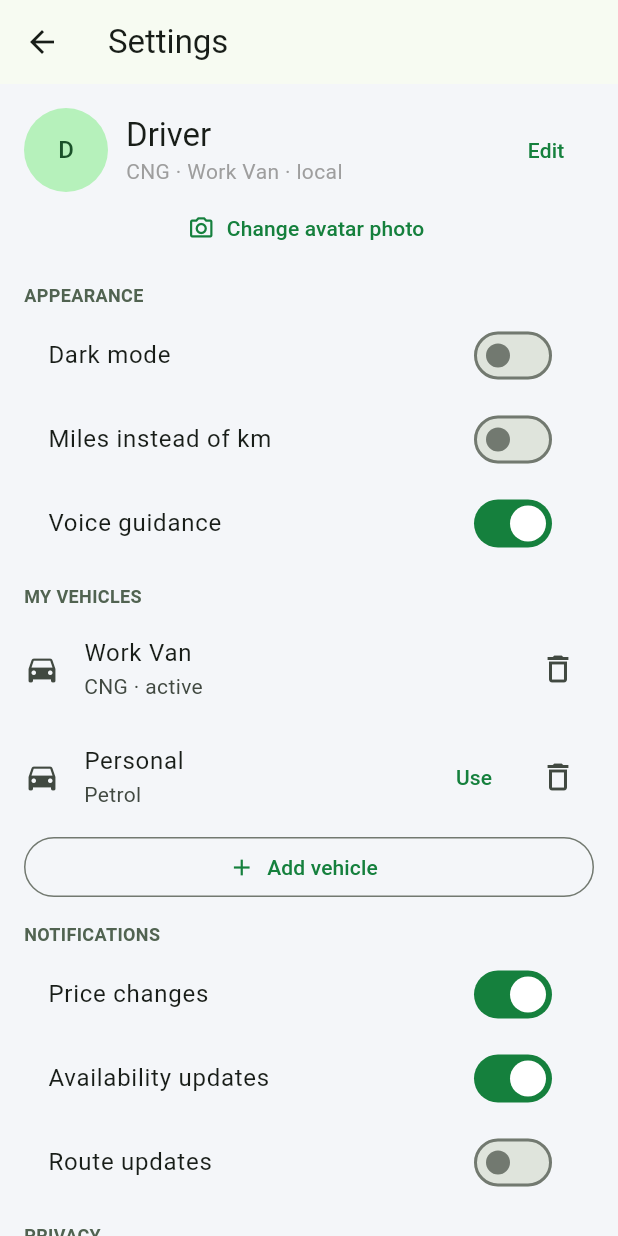
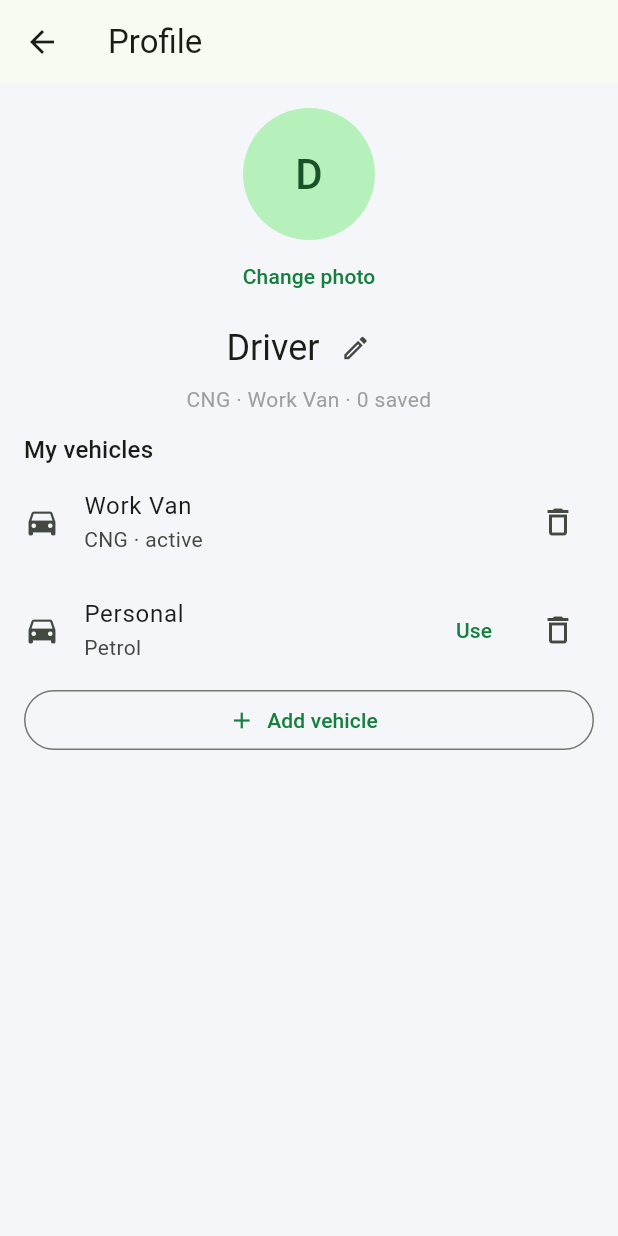
Before and after one commit to Precious08/TankUp, a Flutter app: the ProfileScreen screen opened directly, on a phone screen of 412 x 824 dp. Run offline on Flutter 3.47's test engine with Material 3 defaults, Android fonts, the phone set to English and light mode, and no system bars; our stand-ins replace flutter_riverpod, flutter_tts, geolocator, image_picker, shared_preferences, supabase_flutter; accounts and stored records are empty.

Commit message:
Split profile page from settings tab; drop search tab

```diff
--- a/app/lib/features/home/home_screen.dart
+++ b/app/lib/features/home/home_screen.dart
@@ -6,6 +6,7 @@ import 'package:geolocator/geolocator.dart';
 import '../../core/app_state.dart';
 import '../../core/models.dart';
 import '../../core/stations_repo.dart';
+import '../profile/profile_screen.dart';
 import '../stations/station_details.dart';
 
 class HomeScreen extends ConsumerWidget {
@@ -28,7 +29,8 @@ class HomeScreen extends ConsumerWidget {
           Padding(
             padding: const EdgeInsets.only(right: 12),
             child: _AvatarButton(
-              onTap: () => ref.read(tabIndexProvider.notifier).go(4),
+              onTap: () => Navigator.of(context).push(
+                MaterialPageRoute(builder: (_) => const ProfileScreen())),
             ),
           ),
         ],
--- a/app/lib/features/profile/profile_screen.dart
+++ b/app/lib/features/profile/profile_screen.dart
@@ -1,24 +1,16 @@
-// Driver settings hub (PRD §27): profile, appearance, vehicles, notifications.
+// Driver profile: who you are and what you drive.
+// Opened from the home avatar. Settings live under the Settings tab.
 import 'dart:typed_data';
 import 'package:flutter/material.dart';
 import 'package:flutter_riverpod/flutter_riverpod.dart';
 import 'package:image_picker/image_picker.dart';
 import '../../core/app_state.dart';
 import '../../core/models.dart';
-import '../../core/store.dart' as store;
 
-class ProfileScreen extends ConsumerStatefulWidget {
+class ProfileScreen extends ConsumerWidget {
   const ProfileScreen({super.key});
-  @override
-  ConsumerState<ProfileScreen> createState() => _ProfileScreenState();
-}
 
-class _ProfileScreenState extends ConsumerState<ProfileScreen> {
-  late bool notifPrice = store.getBool('notifPrice', fallback: true);
-  late bool notifAvail = store.getBool('notifAvail', fallback: true);
-  late bool notifRoute = store.getBool('notifRoute');
-
-  Future<void> _pickAvatar() async {
+  Future<void> _pickAvatar(WidgetRef ref, BuildContext context) async {
     try {
       final img = await ImagePicker()
           .pickImage(source: ImageSource.gallery, maxWidth: 512, imageQuality: 80);
@@ -26,47 +18,57 @@ class _ProfileScreenState extends ConsumerState<ProfileScreen> {
       final bytes = await img.readAsBytes();
       ref.read(avatarBytesProvider.notifier).set(bytes);
       ref.read(prefsProvider.notifier).setAvatarPath(img.path);
-      if (mounted) {
+      if (context.mounted) {
         ScaffoldMessenger.of(context)
             .showSnackBar(const SnackBar(content: Text('Avatar updated ✓')));
       }
     } catch (_) {
-      if (mounted) {
+      if (context.mounted) {
         ScaffoldMessenger.of(context).showSnackBar(
             const SnackBar(content: Text('Could not open gallery')));
       }
     }
   }
 
-  Widget _avatar(double r, String name, List<int>? bytes) {
-    if (bytes != null) {
-      return CircleAvatar(radius: r, backgroundImage: MemoryImage(Uint8List.fromList(bytes)));
-    }
-    return CircleAvatar(
-        radius: r, child: Text(name.isEmpty ? 'D' : name[0].toUpperCase()));
-  }
-
   @override
-  Widget build(BuildContext context) {
+  Widget build(BuildContext context, WidgetRef ref) {
     final prefs = ref.watch(prefsProvider);
     final bytes = ref.watch(avatarBytesProvider);
     final vehicles = ref.watch(vehiclesProvider);
     final active = vehicles.firstWhere((v) => v.active, orElse: () => vehicles.first);
+    final saved = ref.watch(savedProvider);
     return Scaffold(
-      appBar: AppBar(title: const Text('Settings')),
+      appBar: AppBar(title: const Text('Profile')),
       body: ListView(
         padding: const EdgeInsets.all(16),
         children: [
-          Row(children: [
-            GestureDetector(onTap: _pickAvatar, child: _avatar(28, prefs.name, bytes)),
-            const SizedBox(width: 12),
-            Column(crossAxisAlignment: CrossAxisAlignment.start, children: [
-              Text(prefs.name, style: Theme.of(context).textTheme.titleLarge),
-              Text('${fuelName(active.energy)} · ${active.nickname} · local',
-                  style: const TextStyle(color: Colors.grey)),
+          Center(
+            child: Column(children: [
+              GestureDetector(
+                onTap: () => _pickAvatar(ref, context),
+                child: bytes != null
+                    ? CircleAvatar(
+                        radius: 44,
+                        backgroundImage: MemoryImage(Uint8List.fromList(bytes)))
+                    : CircleAvatar(
+                        radius: 44,
+                        child: Text(
+                          prefs.name.isEmpty ? 'D' : prefs.name[0].toUpperCase(),
+                          style: const TextStyle(fontSize: 28),
+                        ),
+                      ),
+              ),
+              TextButton(
+                onPressed: () => _pickAvatar(ref, context),
+                child: const Text('Change photo'),
+              ),
             ]),
-            const Spacer(),
-            TextButton(
+          ),
+          Center(
+            child: Row(mainAxisSize: MainAxisSize.min, children: [
+              Text(prefs.name, style: Theme.of(context).textTheme.headlineSmall),
+              IconButton(
+                icon: const Icon(Icons.edit_outlined, size: 20),
                 onPressed: () async {
                   final c = TextEditingController(text: prefs.name);
                   final v = await showDialog<String>(
@@ -88,31 +90,16 @@ class _ProfileScreenState extends ConsumerState<ProfileScreen> {
                     ref.read(prefsProvider.notifier).setName(v);
                   }
                 },
-              child: const Text('Edit'),
               ),
             ]),
-          TextButton.icon(
-            icon: const Icon(Icons.photo_camera_outlined),
-            label: const Text('Change avatar photo'),
-            onPressed: _pickAvatar,
           ),
-          _group(context, 'APPEARANCE'),
-          SwitchListTile(
-            title: const Text('Dark mode'),
-            value: prefs.dark,
-            onChanged: (v) => ref.read(prefsProvider.notifier).setDark(v),
+          Text(
+            '${fuelName(active.energy)} · ${active.nickname} · ${saved.length} saved',
+            textAlign: TextAlign.center,
+            style: const TextStyle(color: Colors.grey),
           ),
-          SwitchListTile(
-            title: const Text('Miles instead of km'),
-            value: prefs.miles,
-            onChanged: (v) => ref.read(prefsProvider.notifier).setMiles(v),
-          ),
-          SwitchListTile(
-            title: const Text('Voice guidance'),
-            value: prefs.voice,
-            onChanged: (v) => ref.read(prefsProvider.notifier).setVoice(v),
-          ),
-          _group(context, 'MY VEHICLES'),
+          const SizedBox(height: 12),
+          Text('My vehicles', style: Theme.of(context).textTheme.titleMedium),
           for (var i = 0; i < vehicles.length; i++)
             ListTile(
               contentPadding: EdgeInsets.zero,
@@ -177,59 +164,8 @@ class _ProfileScreenState extends ConsumerState<ProfileScreen> {
               }
             },
           ),
-          _group(context, 'NOTIFICATIONS'),
-          SwitchListTile(
-            title: const Text('Price changes'),
-            value: notifPrice,
-            onChanged: (v) {
-              setState(() => notifPrice = v);
-              store.setBool('notifPrice', v);
-            },
-          ),
-          SwitchListTile(
-            title: const Text('Availability updates'),
-            value: notifAvail,
-            onChanged: (v) {
-              setState(() => notifAvail = v);
-              store.setBool('notifAvail', v);
-            },
-          ),
-          SwitchListTile(
-            title: const Text('Route updates'),
-            value: notifRoute,
-            onChanged: (v) {
-              setState(() => notifRoute = v);
-              store.setBool('notifRoute', v);
-            },
-          ),
-          _group(context, 'PRIVACY'),
-          OutlinedButton(
-            onPressed: () {
-              for (final id in ref.read(savedProvider).toList()) {
-                ref.read(savedProvider.notifier).toggle(id);
-              }
-              ScaffoldMessenger.of(context).showSnackBar(
-                  const SnackBar(content: Text('Saved stations cleared')));
-            },
-            child: const Text('Clear saved stations'),
-          ),
-          _group(context, 'ABOUT'),
-          const ListTile(
-            contentPadding: EdgeInsets.zero,
-            title: Text('TankUp 1.0.0 (scaffold)'),
-            subtitle: Text('Find the right place to power your vehicle.'),
-          ),
         ],
       ),
     );
   }
-
-  Widget _group(BuildContext context, String title) => Padding(
-        padding: const EdgeInsets.only(top: 12, bottom: 4),
-        child: Text(title,
-            style: TextStyle(
-                color: Theme.of(context).colorScheme.secondary,
-                fontWeight: FontWeight.bold,
-                fontSize: 12)),
-      );
 }
```
Also changed, not shown: app/lib/features/search/search_screen.dart (deleted, +0 -53 lines), app/lib/features/settings/settings_screen.dart (added, +104 -0 lines), app/lib/main.dart (+2 -5 lines), 1 other file. Lines whose indentation alone changed are shown as unchanged.
